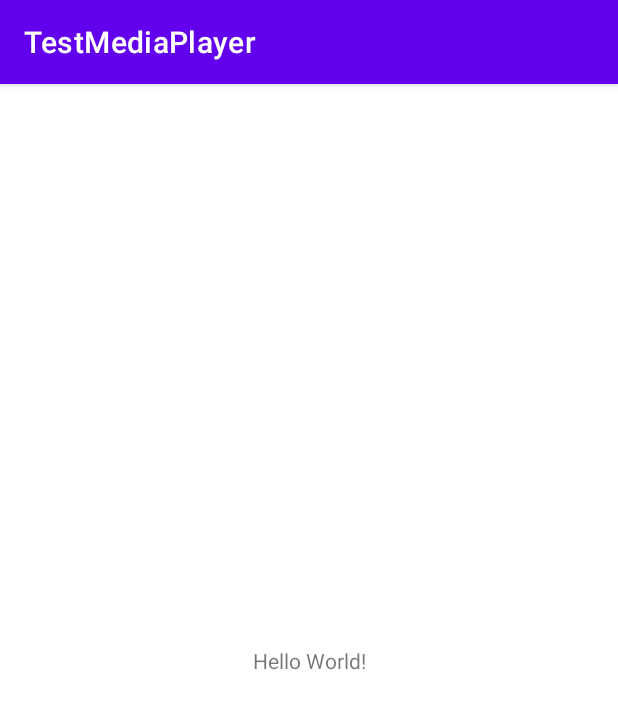
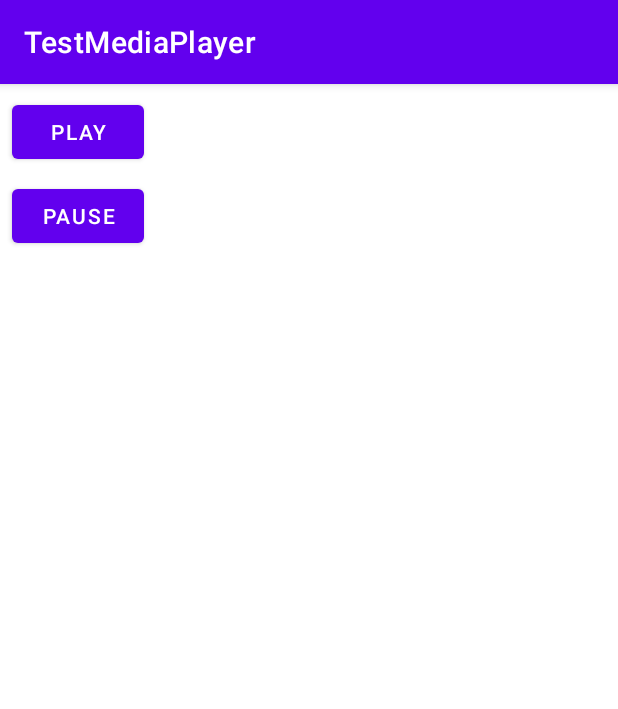
Before and after one commit to sarangdagdu/TestMediaPlayer, an Android app: the screen it shows after launch (MainActivity), on a phone screen of 412 x 824 dp. Shown: the top 709 px of the screen. Run offline under Robolectric (Android 15) with nearby library versions, the phone set to English and light mode, and no system bars.

Commit message:
added play and pause buttons
Created two buttons :
1) Play Button -> To Play a copyright free mp3 file. (Also resumes playback from
                             the point where music was paused)
2) Pause Button -> To Pause the song.

```diff
--- a/app/build.gradle
+++ b/app/build.gradle
@@ -22,8 +22,8 @@ android {
         }
     }
     compileOptions {
-        sourceCompatibility JavaVersion.VERSION_1_8
-        targetCompatibility JavaVersion.VERSION_1_8
+        sourceCompatibility JavaVersion.VERSION_11
+        targetCompatibility JavaVersion.VERSION_11
     }
 }
 
--- a/app/src/main/AndroidManifest.xml
+++ b/app/src/main/AndroidManifest.xml
@@ -18,6 +18,9 @@
                 <category android:name="android.intent.category.LAUNCHER" />
             </intent-filter>
         </activity>
+
     </application>
+    <uses-permission android:name="android.permission.INTERNET" />
+    <uses-permission android:name="android.permission.WAKE_LOCK" />
 
 </manifest>
--- a/app/src/main/java/com/example/android/testmediaplayer/MainActivity.java
+++ b/app/src/main/java/com/example/android/testmediaplayer/MainActivity.java
@@ -2,13 +2,38 @@ package com.example.android.testmediaplayer;
 
 import androidx.appcompat.app.AppCompatActivity;
 
+import android.media.MediaPlayer;
 import android.os.Bundle;
+import android.util.Log;
+import android.view.View;
+import android.widget.Button;
 
-public class MainActivity extends AppCompatActivity {
+public class MainActivity extends AppCompatActivity implements View.OnClickListener {
+
+    MediaPlayer mediaPlayer;
+    Button playButton;
+    Button pauseButton;
 
     @Override
     protected void onCreate(Bundle savedInstanceState) {
         super.onCreate(savedInstanceState);
         setContentView(R.layout.activity_main);
+        mediaPlayer = MediaPlayer.create(this, R.raw.dubstep);
+        playButton = findViewById(R.id.play_button);
+        pauseButton = findViewById(R.id.pause_button);
+        playButton.setOnClickListener(this);
+        pauseButton.setOnClickListener(this);
+    }
+
+
+    @Override
+    public void onClick(View v) {
+
+        if (v.getId() == R.id.play_button) {
+            mediaPlayer.start();
+
+        } else if (v.getId() == R.id.pause_button) {
+            mediaPlayer.pause();
+        }
     }
 }
--- a/app/src/main/res/layout/activity_main.xml
+++ b/app/src/main/res/layout/activity_main.xml
@@ -1,18 +1,22 @@
 <?xml version="1.0" encoding="utf-8"?>
-<androidx.constraintlayout.widget.ConstraintLayout xmlns:android="http://schemas.android.com/apk/res/android"
-    xmlns:app="http://schemas.android.com/apk/res-auto"
+<LinearLayout xmlns:android="http://schemas.android.com/apk/res/android"
     xmlns:tools="http://schemas.android.com/tools"
     android:layout_width="match_parent"
     android:layout_height="match_parent"
+    android:orientation="vertical"
     tools:context=".MainActivity">
 
-    <TextView
+    <Button
+        android:id="@+id/play_button"
+        android:layout_margin="8dp"
         android:layout_width="wrap_content"
         android:layout_height="wrap_content"
-        android:text="Hello World!"
-        app:layout_constraintBottom_toBottomOf="parent"
-        app:layout_constraintLeft_toLeftOf="parent"
-        app:layout_constraintRight_toRightOf="parent"
-        app:layout_constraintTop_toTopOf="parent" />
+        android:text="@string/play"/>
 
-</androidx.constraintlayout.widget.ConstraintLayout>
+    <Button
+        android:id="@+id/pause_button"
+        android:layout_marginStart="8dp"
+        android:layout_width="wrap_content"
+        android:layout_height="wrap_content"
+        android:text="@string/pause"/>
+</LinearLayout>
--- a/app/src/main/res/values/strings.xml
+++ b/app/src/main/res/values/strings.xml
@@ -1,3 +1,5 @@
 <resources>
     <string name="app_name">TestMediaPlayer</string>
+    <string name="play">play</string>
+    <string name="pause">pause</string>
 </resources>
```
Also changed, not shown: 1 other file.
